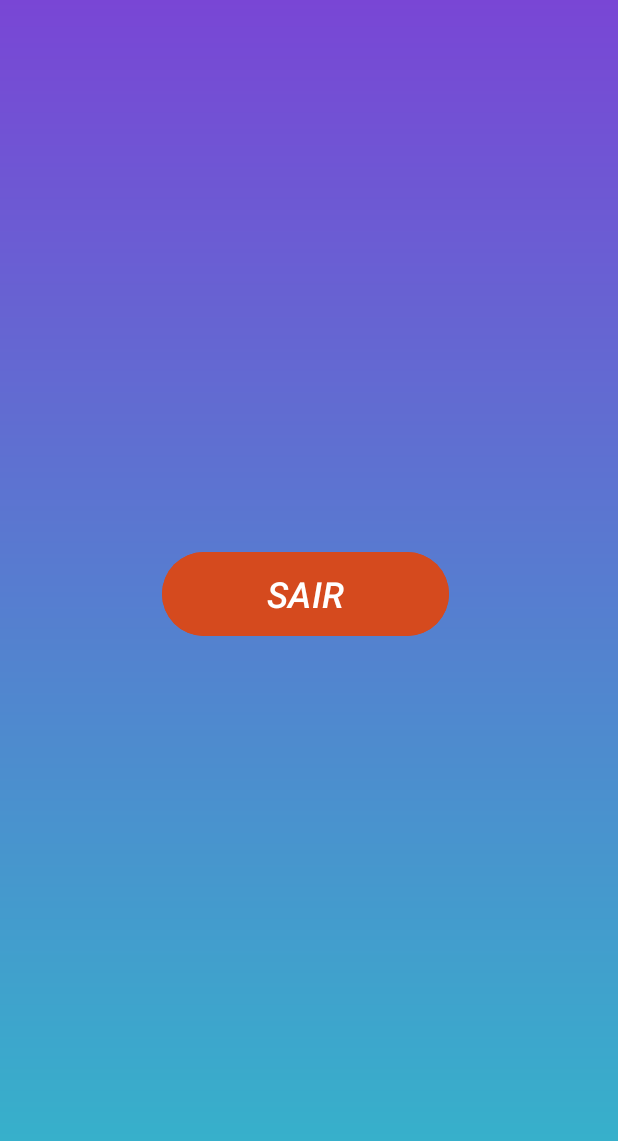
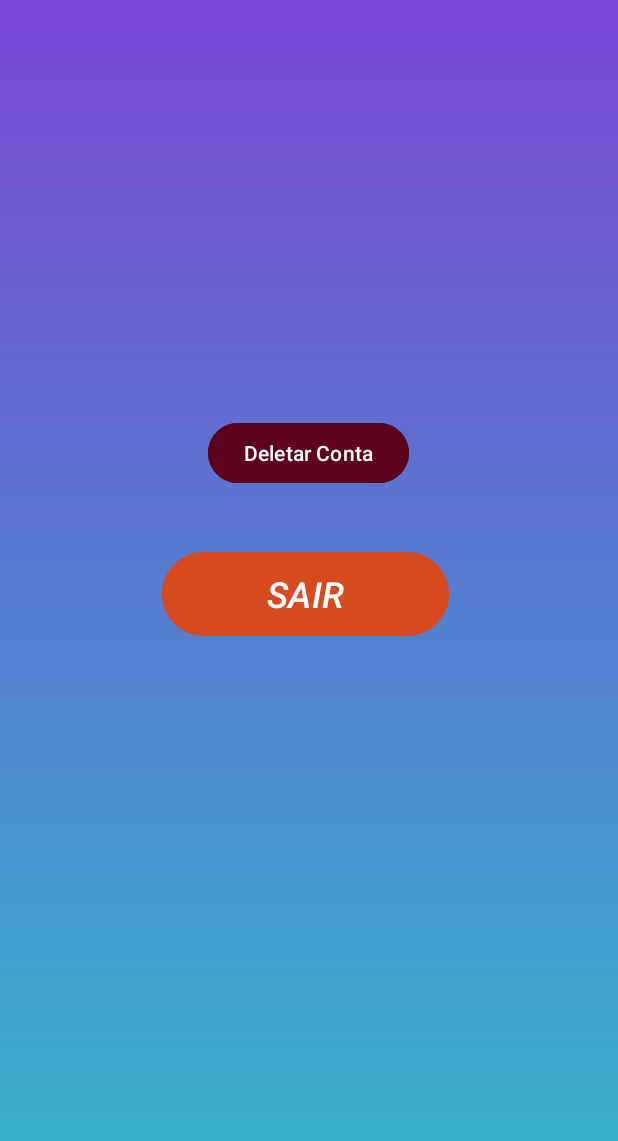
Before and after one commit to WesleyS08/StudyMore2, an Android app: the screen it shows after launch once a user with an empty profile is signed in (PrincipalActivity), on a phone screen of 412 x 824 dp. Shown: the top 1141 px of the screen. Run offline under Robolectric (Android 15) with nearby library versions, the phone set to English and light mode, and no system bars; our stand-ins replace Firebase (no records; nobody signed in at launch, a user with empty details on screens opened directly); 2 statements that could not run were skipped.

Commit message:
Arualização com "esquci a senha" e "delete de contas "

```diff
--- a/app/src/main/res/layout/activity_principal.xml
+++ b/app/src/main/res/layout/activity_principal.xml
@@ -8,6 +8,19 @@
     android:background="@drawable/gradient_background"
     android:orientation="vertical"
     tools:context=".PrincipalActivity">
+
+    <Button
+        android:id="@+id/btnDeletarConta"
+        android:layout_width="wrap_content"
+        android:layout_height="wrap_content"
+        android:layout_marginEnd="139dp"
+        android:layout_marginBottom="38dp"
+        android:backgroundTint="#5C021C"
+        android:onClick="onClickDeletarConta"
+        android:text="Deletar Conta"
+        android:textColor="@color/white"
+        app:layout_constraintBottom_toTopOf="@+id/botao_sair"
+        app:layout_constraintEnd_toEndOf="parent" />
 
     <Button
         android:id="@+id/botao_sair"
```
Also changed, not shown: app/src/main/java/com/example/studymore2/PrincipalActivity.java (+34 -0 lines), app/src/main/java/com/example/studymore2/TelaCadastro.java (+28 -22 lines), app/src/main/java/com/example/studymore2/TelaLogin.java (+26 -0 lines), app/src/main/res/layout/activity_tela_login.xml (+8 -0 lines), 1 other file.
